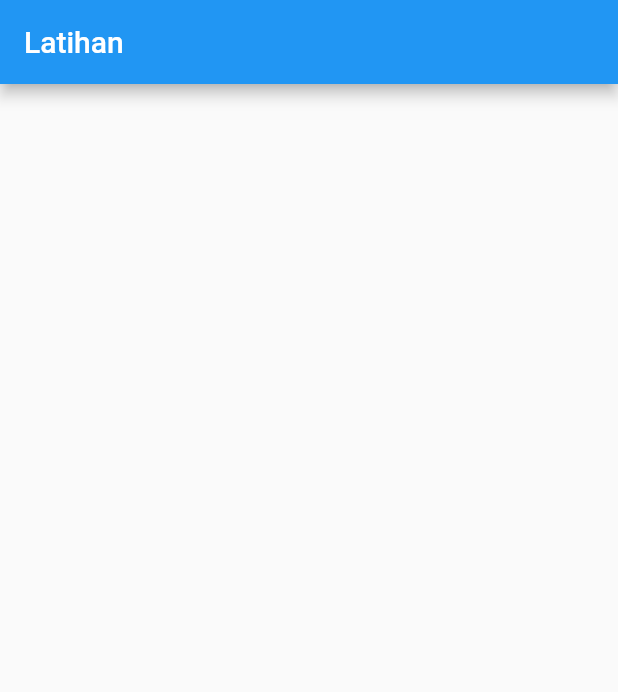
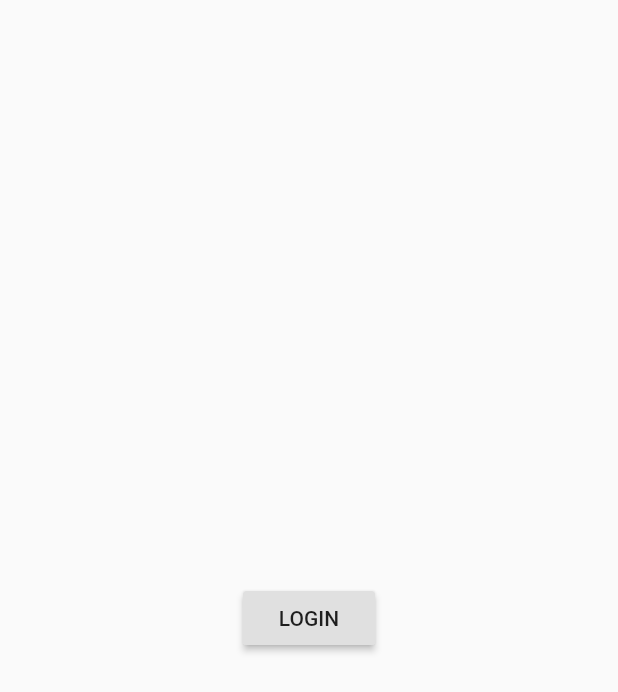
Before and after one commit to akbariyansyah/latihan-flutter, a Flutter app: the screen it shows after launch, on a phone screen of 412 x 824 dp. Shown: the top 692 px of the screen. Run offline on Flutter 3.47's test engine with Material 2 defaults, Android fonts, the phone set to English and light mode, and no system bars; our stand-ins replace get.

Commit message:
-Initial Commit -Complete the code.

```diff
--- /dev/null
+++ b/lib/login_page.dart
@@ -0,0 +1,18 @@
+import 'package:flutter/material.dart';
+import 'package:get/get.dart';
+import 'package:myapp/main_page.dart';
+
+class LoginPage extends StatelessWidget {
+  @override
+  Widget build(BuildContext context) {
+    return Scaffold(
+        body: Center(
+      child: RaisedButton(
+        onPressed: () {
+          Get.off(MainPage());
+        },
+        child: Text("LOGIN"),
+      ),
+    ));
+  }
+}
--- a/lib/main.dart
+++ b/lib/main.dart
@@ -1,5 +1,6 @@
-import 'package:flutter/cupertino.dart';
 import 'package:flutter/material.dart';
+import 'package:get/get.dart';
+import 'login_page.dart';
 
 void main() {
   runApp(MyApp());
@@ -8,19 +9,9 @@ void main() {
 class MyApp extends StatelessWidget {
   @override
   Widget build(BuildContext context) {
-    return MaterialApp(
-      home: MainPage(),
+    return GetMaterialApp(
+      debugShowCheckedModeBanner: false,
+      home: LoginPage(),
     );
   }
 }
-
-class MainPage extends StatelessWidget {
-  @override
-  Widget build(BuildContext context) {
-    return Scaffold(
-        appBar: AppBar(
-          title: Text("Latihan "),
-        ),
-        body: Container());
-  }
-}
--- a/pubspec.yaml
+++ b/pubspec.yaml
@@ -24,7 +24,7 @@ dependencies:
   flutter:
     sdk: flutter
   hexcolor: ^1.0.4
-
+  get: ^3.4.2
 
   # The following adds the Cupertino Icons font to your application.
   # Use with the CupertinoIcons class for iOS style icons.
```
Also changed, not shown: lib/main_page.dart (added, +22 -0 lines), lib/second_page.dart (added, +37 -0 lines), lib/third_page.dart (added, +36 -0 lines), pubspec.lock.
